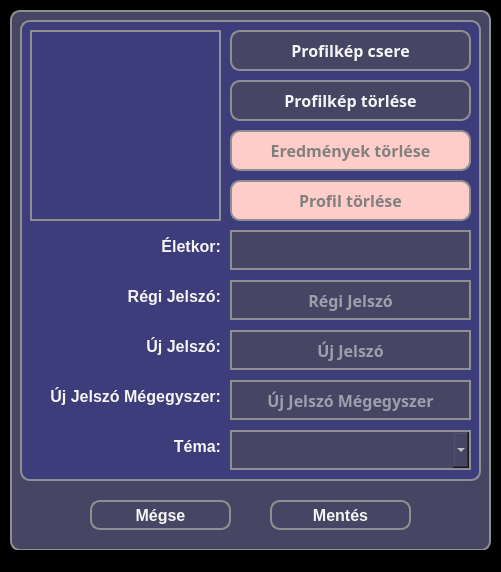
First picture: the form in src/main/resources/ui/yellow/yellowSettingsWindow.ui, repository pkristof1999/Szakdolgozat, before the edit.
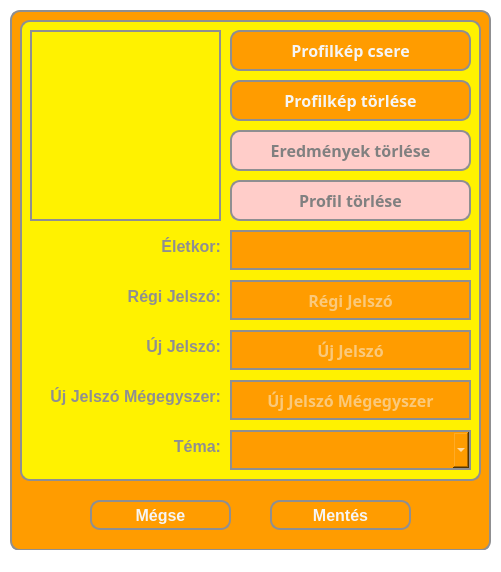
Second picture: the form after the edit.

Diff of the .ui file:
```diff
--- a/src/main/resources/ui/yellow/yellowSettingsWindow.ui
+++ b/src/main/resources/ui/yellow/yellowSettingsWindow.ui
@@ -15,7 +15,7 @@
   </property>
   <property name="styleSheet">
    <string notr="true">* {
-	background-color: black;
+	background-color: white;
 }</string>
   </property>
   <widget class="QWidget" name="centralwidget">
@@ -30,7 +30,7 @@
     </property>
     <property name="styleSheet">
      <string notr="true">* {
-	background-color: rgb(70, 70, 100);
+	background-color:#FF9C00;
 	border: 2px solid #8f8f91;
 	border-radius: 10px;
 	color: white;
@@ -49,7 +49,7 @@
      </property>
      <property name="styleSheet">
       <string notr="true">* {
-	background-color: rgb(70, 70, 100);
+	background-color: #FF9C00;
 	color: whitesmoke;
 }
 
@@ -73,7 +73,7 @@
      </property>
      <property name="styleSheet">
       <string notr="true">* {
-	background-color: rgb(70, 70, 100);
+	background-color: #FF9C00;
 	color: whitesmoke;
 }
 
@@ -97,7 +97,7 @@
      </property>
      <property name="styleSheet">
       <string notr="true">* {
-	background-color: #3d3d7b;
+	background-color: #FFF200;
 	border: 2px solid #8f8f91;
 	border-radius: 10px;
 	color: white;
@@ -142,7 +142,7 @@
       </property>
       <property name="styleSheet">
        <string notr="true">* {
-	background-color: rgb(70, 70, 100);
+	background-color: #FF9C00;
 	color: whitesmoke;
 }
 
@@ -235,7 +235,7 @@
       </property>
       <property name="styleSheet">
        <string notr="true">* {
-	background-color: rgb(70, 70, 100);
+	background-color: #FF9C00;;
 	border-radius: 0;
 }</string>
       </property>
@@ -270,7 +270,7 @@
       </property>
       <property name="styleSheet">
        <string notr="true">* {
-	background-color: rgb(70, 70, 100);
+	background-color: #FF9C00;
 	color: whitesmoke;
 }
 
@@ -294,7 +294,7 @@
       </property>
       <property name="styleSheet">
        <string notr="true">* {
-	background-color: rgb(70, 70, 100);
+	background-color:#FF9C00;
 	border-radius: 0;
 	color: whitesmoke;
 }
@@ -338,7 +338,7 @@
       </property>
       <property name="styleSheet">
        <string notr="true">* {
-	background-color: rgb(70, 70, 100);
+	background-color:#FF9C00;
 	border-radius: 0;
 	color: whitesmoke;
 }
@@ -379,7 +379,7 @@
       </property>
       <property name="styleSheet">
        <string notr="true">* {
-	background-color: rgb(70, 70, 100);
+	background-color:#FF9C00;
 	border-radius: 0;
 	color: whitesmoke;
 }
@@ -420,7 +420,7 @@
       </property>
       <property name="styleSheet">
        <string notr="true">* {
-	background-color: rgb(70, 70, 100);
+	background-color:#FF9C00;
 	border-radius: 0;
 	color: whitesmoke;
 }
@@ -454,7 +454,7 @@
       </property>
       <property name="styleSheet">
        <string notr="true">*{
-	color: whitesmoke;
+	color: #8f8f91;
 	border: none;
 }</string>
       </property>
@@ -479,7 +479,7 @@
       </property>
       <property name="styleSheet">
        <string notr="true">*{
-	color: whitesmoke;
+	color: #8f8f91;
 	border: none;
 }</string>
       </property>
@@ -504,7 +504,7 @@
       </property>
       <property name="styleSheet">
        <string notr="true">*{
-	color: whitesmoke;
+	color: #8f8f91;
 	border: none;
 }</string>
       </property>
@@ -529,7 +529,7 @@
       </property>
       <property name="styleSheet">
        <string notr="true">*{
-	color: whitesmoke;
+	color: #8f8f91;
 	border: none;
 }</string>
       </property>
@@ -554,7 +554,7 @@
       </property>
       <property name="styleSheet">
        <string notr="true">*{
-	color: whitesmoke;
+	color: #8f8f91;
 	border: none;
 }</string>
       </property>
```
Left out of the diff: 32 changed lines with no effect on the pictures.
